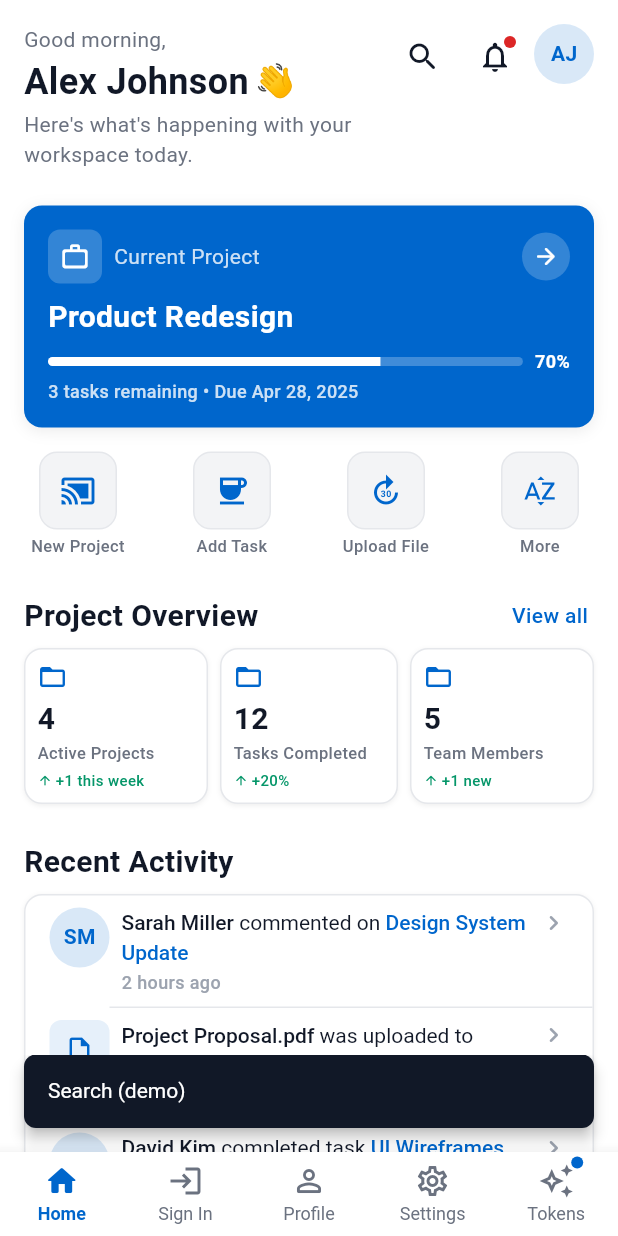
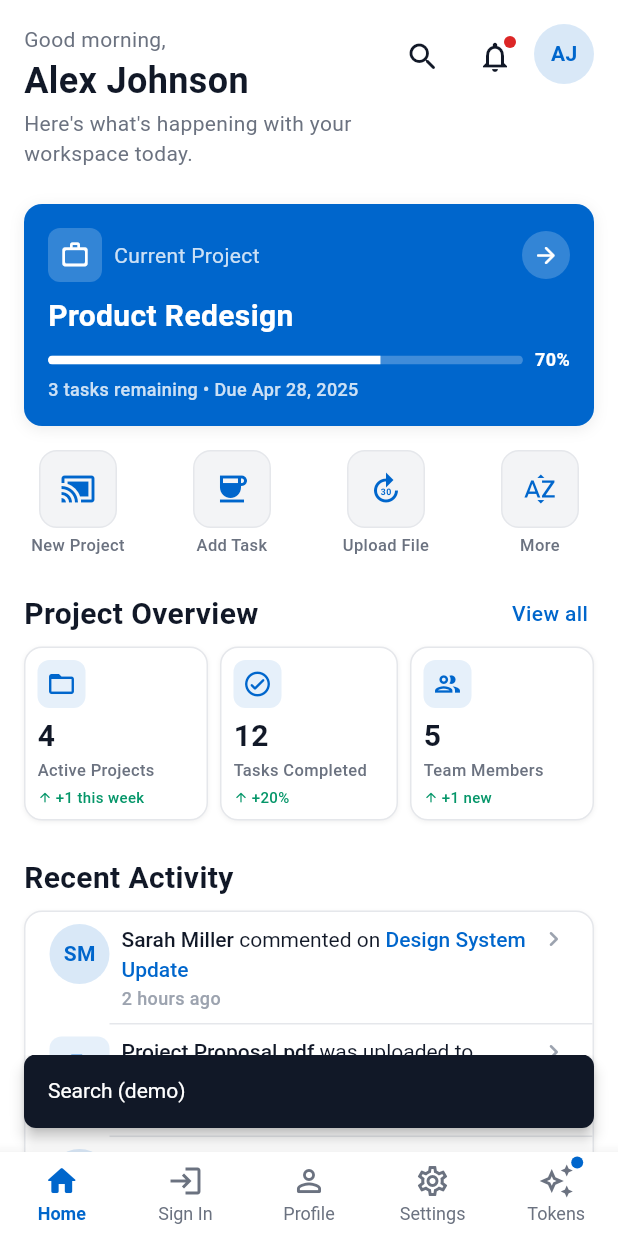
Before and after one commit to turab202/flutter_ui_template, a Flutter app: the screen it shows after launch, after a tap on the "search" icon, on a phone screen of 412 x 824 dp. Run offline on Flutter 3.47's test engine with Material 3 defaults, Android fonts, the phone set to English and light mode, and no system bars; our stand-ins replace flutter_svg.

```diff
--- a/lib/features/samples/presentation/dashboard_screen.dart
+++ b/lib/features/samples/presentation/dashboard_screen.dart
@@ -93,7 +93,7 @@ class _DashboardHeader extends StatelessWidget {
                       ),
                     ),
                     const SizedBox(width: AppSpacing.xxs),
-                    const Text('👋', style: TextStyle(fontSize: 22)),
+
                   ],
                 ),
                 const SizedBox(height: 2),
@@ -418,8 +418,17 @@ class _StatCard extends StatelessWidget {
   const _StatCard({required this.stat});
   final DashboardStat stat;
 
+  static const _icons = [
+    Icons.folder_open_outlined,
+    Icons.check_circle_outline_rounded,
+    Icons.group_outlined,
+  ];
+
   @override
   Widget build(BuildContext context) {
+    // Determine icon by position in the stats list
+    final idx = SampleData.stats.indexOf(stat).clamp(0, _icons.length - 1);
+
     return Container(
       padding: const EdgeInsets.all(AppSpacing.xs),
       decoration: BoxDecoration(
@@ -431,10 +440,19 @@ class _StatCard extends StatelessWidget {
       child: Column(
         crossAxisAlignment: CrossAxisAlignment.start,
         children: [
-          Icon(
-            Icons.folder_open_outlined,
-            size: AppConstants.iconSm,
-            color: AppColors.primary,
+          // 🎨 primary-tinted icon container
+          Container(
+            width: 32,
+            height: 32,
+            decoration: BoxDecoration(
+              color: AppColors.primary.withValues(alpha: 0.10),
+              borderRadius: AppRadius.smAll,
+            ),
+            child: Icon(
+              _icons[idx],
+              size: AppConstants.iconSm,
+              color: AppColors.primary,
+            ),
           ),
           const SizedBox(height: AppSpacing.xxs),
           Text(
--- a/lib/features/samples/presentation/profile_screen.dart
+++ b/lib/features/samples/presentation/profile_screen.dart
@@ -17,8 +17,6 @@ import '../data/sample_data.dart';
 // ============================================================
 // PROFILE SCREEN
 // 🎨 PROJECT-SPECIFIC — sample content only
-// Matches reference: avatar, name, Pro Plan badge, stats row,
-// About section with list tiles, Skills chips, Edit Profile btn.
 // ============================================================
 
 class ProfileScreen extends StatelessWidget {
@@ -73,7 +71,7 @@ class _ProfileHeader extends StatelessWidget {
       ),
       child: Column(
         children: [
-          // Top bar: title + edit icon
+          // Top bar: title + edit icon (primary colour)
           Row(
             children: [
               Expanded(
@@ -95,7 +93,8 @@ class _ProfileHeader extends StatelessWidget {
                     child: Icon(
                       Icons.edit_outlined,
                       size: AppConstants.iconMd,
-                      color: AppColors.textPrimary,
+                      // 🎨 primary colour for edit icon
+                      color: AppColors.primary,
                     ),
                   ),
                 ),
@@ -104,11 +103,21 @@ class _ProfileHeader extends StatelessWidget {
           ),
           const SizedBox(height: AppSpacing.md),
 
-          // Avatar with online badge
-          AppAvatar(
+          // Avatar with online badge + subtle ring
+          Container(
+            decoration: BoxDecoration(
+              shape: BoxShape.circle,
+              border: Border.all(
+                color: AppColors.primary.withValues(alpha: 0.20),
+                width: 3,
+              ),
+            ),
+            child: AppAvatar(
               initials: SampleData.userInitials,
               size: AppAvatarSize.lg,
               semanticLabel: SampleData.userName,
+              backgroundColor: AppColors.primary.withValues(alpha: 0.12),
+              foregroundColor: AppColors.primary,
               badge: Container(
                 width: 18,
                 height: 18,
@@ -119,17 +128,12 @@ class _ProfileHeader extends StatelessWidget {
                 ),
               ),
             ),
+          ),
           const SizedBox(height: AppSpacing.xs),
 
-          // Name + Pro Plan badge
-          Row(
-            mainAxisAlignment: MainAxisAlignment.center,
-            children: [
           Text(
             SampleData.userName,
             style: AppTypography.h2.copyWith(color: AppColors.textPrimary),
-              ),
-            ],
           ),
           const SizedBox(height: AppSpacing.xxs),
           Text(
@@ -137,6 +141,7 @@ class _ProfileHeader extends StatelessWidget {
             style: AppTypography.body.copyWith(color: AppColors.textSecondary),
           ),
           const SizedBox(height: AppSpacing.xs),
+          // Pro Plan badge with warm gold tint
           const AppBadge(
             label: '👑  Pro Plan',
             variant: AppBadgeVariant.warning,
@@ -146,6 +151,7 @@ class _ProfileHeader extends StatelessWidget {
             SampleData.userBio,
             style: AppTypography.caption.copyWith(
               color: AppColors.textSecondary,
+              height: 1.5,
             ),
             textAlign: TextAlign.center,
           ),
@@ -163,7 +169,7 @@ class _StatsRow extends StatelessWidget {
   @override
   Widget build(BuildContext context) {
     return Container(
-      padding: const EdgeInsets.symmetric(vertical: AppSpacing.xs),
+      padding: const EdgeInsets.symmetric(vertical: AppSpacing.sm),
       decoration: BoxDecoration(
         color: AppColors.background,
         borderRadius: AppRadius.mdAll,
@@ -224,7 +230,7 @@ class _StatCell extends StatelessWidget {
 }
 
 // ============================================================
-// ABOUT SECTION — list tiles with chevrons
+// ABOUT SECTION
 // ============================================================
 
 class _AboutSection extends StatelessWidget {
@@ -306,7 +312,20 @@ class _AboutRow extends StatelessWidget {
           ),
           child: Row(
             children: [
-              Icon(icon, size: AppConstants.iconSm, color: AppColors.textSecondary),
+              // 🎨 primary-tinted icon container
+              Container(
+                width: 36,
+                height: 36,
+                decoration: BoxDecoration(
+                  color: AppColors.primary.withValues(alpha: 0.08),
+                  borderRadius: AppRadius.smAll,
+                ),
+                child: Icon(
+                  icon,
+                  size: AppConstants.iconSm,
+                  color: AppColors.primary,
+                ),
+              ),
               const SizedBox(width: AppSpacing.xs),
               Expanded(
                 child: Column(
@@ -369,10 +388,7 @@ class _SkillsSection extends StatelessWidget {
             runSpacing: AppSpacing.xxs,
             children: SampleData.skills
                 .map(
-                  (s) => AppBadge(
-                    label: s,
-                    variant: AppBadgeVariant.primary,
-                  ),
+                  (s) => AppBadge(label: s, variant: AppBadgeVariant.primary),
                 )
                 .toList(),
           ),
--- a/lib/features/samples/presentation/settings_screen.dart
+++ b/lib/features/samples/presentation/settings_screen.dart
@@ -13,9 +13,6 @@ import '../../../core/widgets/app_snackbar.dart';
 // ============================================================
 // SETTINGS SCREEN
 // 🎨 PROJECT-SPECIFIC — sample content only
-// Matches reference: title + subtitle header, grouped sections
-// (Appearance, Notifications, Account, Privacy & Security)
-// with toggle rows and navigate rows.
 // ============================================================
 
 class SettingsScreen extends StatefulWidget {
@@ -53,7 +50,6 @@ class _SettingsScreenState extends State<SettingsScreen> {
         child: ListView(
           padding: const EdgeInsets.only(bottom: AppSpacing.xl),
           children: [
-            // ── Header ──────────────────────────────────────
             _SettingsHeader(),
 
             // ── Appearance ──────────────────────────────────
@@ -90,7 +86,8 @@ class _SettingsScreenState extends State<SettingsScreen> {
                 _ToggleRow(
                   icon: Icons.notifications_outlined,
                   label: 'Push Notifications',
-                  subtitle: 'Get notified about project updates,\ntasks and team activity',
+                  subtitle:
+                      'Get notified about project updates,\ntasks and team activity',
                   value: _get('Push Notifications'),
                   onChanged: (v) => _set('Push Notifications', v),
                 ),
@@ -131,7 +128,7 @@ class _SettingsScreenState extends State<SettingsScreen> {
                 ),
                 const AppDivider(indent: AppSpacing.xl + AppSpacing.sm),
                 _NavRow(
-                  icon: Icons.g_mobiledata_rounded,
+                  icon: Icons.link_rounded,
                   label: 'Connected Accounts',
                   subtitle: 'Google, Apple and more',
                   onTap: () => _navigate('Connected Accounts'),
@@ -255,6 +252,29 @@ class _SettingsGroup extends StatelessWidget {
 }
 
 // ============================================================
+// ICON CONTAINER — shared primary-tinted icon badge
+// ============================================================
+
+class _IconBadge extends StatelessWidget {
+  const _IconBadge({required this.icon});
+  final IconData icon;
+
+  @override
+  Widget build(BuildContext context) {
+    return Container(
+      width: 36,
+      height: 36,
+      decoration: BoxDecoration(
+        // 🎨 primary-tinted background, primary icon colour
+        color: AppColors.primary.withValues(alpha: 0.08),
+        borderRadius: AppRadius.smAll,
+      ),
+      child: Icon(icon, size: AppConstants.iconSm, color: AppColors.primary),
+    );
+  }
+}
+
+// ============================================================
 // TOGGLE ROW
 // ============================================================
 
@@ -288,11 +308,7 @@ class _ToggleRow extends StatelessWidget {
           children: [
             Padding(
               padding: const EdgeInsets.only(top: 2),
-              child: Icon(
-                icon,
-                size: AppConstants.iconSm,
-                color: AppColors.textSecondary,
-              ),
+              child: _IconBadge(icon: icon),
             ),
             const SizedBox(width: AppSpacing.xs),
             Expanded(
@@ -369,11 +385,7 @@ class _NavRow extends StatelessWidget {
           child: Row(
             crossAxisAlignment: CrossAxisAlignment.center,
             children: [
-              Icon(
-                icon,
-                size: AppConstants.iconSm,
-                color: AppColors.textSecondary,
-              ),
+              _IconBadge(icon: icon),
               const SizedBox(width: AppSpacing.xs),
               Expanded(
                 child: Column(
--- a/lib/features/samples/presentation/sign_in_screen.dart
+++ b/lib/features/samples/presentation/sign_in_screen.dart
@@ -1,5 +1,6 @@
 import 'package:flutter/gestures.dart';
 import 'package:flutter/material.dart';
+import 'package:flutter_svg/flutter_svg.dart';
 
 import '../../../core/responsive/responsive.dart';
 import '../../../core/theme/app_colors.dart';
@@ -14,9 +15,6 @@ import '../../../core/widgets/app_text_field.dart';
 // ============================================================
 // SIGN IN SCREEN
 // 🎨 PROJECT-SPECIFIC — sample content only
-// Matches reference: WorkSpace logo, "Welcome back" heading,
-// email + password fields with labels, remember me + forgot,
-// sign-in button, social buttons, create account, terms.
 // ============================================================
 
 class SignInScreen extends StatefulWidget {
@@ -134,9 +132,7 @@ class _SignInScreenState extends State<SignInScreen>
     );
 
     return SafeArea(
-      child: isTablet
-          ? _tabletLayout(content)
-          : _mobileLayout(content),
+      child: isTablet ? _tabletLayout(content) : _mobileLayout(content),
     );
   }
 
@@ -221,15 +217,12 @@ class _SignInForm extends StatelessWidget {
     return Column(
       crossAxisAlignment: CrossAxisAlignment.stretch,
       children: [
-        // ── Logo ─────────────────────────────────────────────
         const _WorkSpaceLogo(),
         const SizedBox(height: AppSpacing.lg),
 
-        // ── Heading ──────────────────────────────────────────
         Text(
           'Welcome back',
           style: AppTypography.h1.copyWith(color: AppColors.textPrimary),
-          textAlign: TextAlign.left,
         ),
         const SizedBox(height: AppSpacing.xxs),
         Text(
@@ -238,7 +231,7 @@ class _SignInForm extends StatelessWidget {
         ),
         const SizedBox(height: AppSpacing.md),
 
-        // ── Email ─────────────────────────────────────────────
+        // ── Email ──────────────────────────────────────────
         Text(
           'Email address',
           style: AppTypography.caption.copyWith(
@@ -252,7 +245,8 @@ class _SignInForm extends StatelessWidget {
           focusNode: emailFocus,
           hint: 'alex.johnson@company.com',
           errorText: emailError,
-          prefixIcon: const Icon(Icons.mail_outline_rounded),
+          // 🎨 primary-coloured icon
+          prefixIcon: const Icon(Icons.mail_outline_rounded, color: AppColors.primary),
           keyboardType: TextInputType.emailAddress,
           textInputAction: TextInputAction.next,
           onSubmitted: (_) => passwordFocus.requestFocus(),
@@ -260,7 +254,7 @@ class _SignInForm extends StatelessWidget {
         ),
         const SizedBox(height: AppSpacing.xs),
 
-        // ── Password ──────────────────────────────────────────
+        // ── Password ───────────────────────────────────────
         Text(
           'Password',
           style: AppTypography.caption.copyWith(
@@ -274,7 +268,8 @@ class _SignInForm extends StatelessWidget {
           focusNode: passwordFocus,
           hint: 'Enter your password',
           errorText: passwordError,
-          prefixIcon: const Icon(Icons.lock_outline_rounded),
+          // 🎨 primary-coloured icon
+          prefixIcon: const Icon(Icons.lock_outline_rounded, color: AppColors.primary),
           obscureText: !showPassword,
           textInputAction: TextInputAction.done,
           onSubmitted: (_) => onSignIn(),
@@ -283,7 +278,8 @@ class _SignInForm extends StatelessWidget {
               showPassword
                   ? Icons.visibility_outlined
                   : Icons.visibility_off_outlined,
-              color: AppColors.textSecondary,
+              // 🎨 primary-coloured visibility toggle
+              color: AppColors.primary,
             ),
             onPressed: onTogglePassword,
             tooltip: showPassword ? 'Hide password' : 'Show password',
@@ -291,7 +287,7 @@ class _SignInForm extends StatelessWidget {
           semanticLabel: 'Password',
         ),
 
-        // ── Remember me + Forgot ──────────────────────────────
+        // ── Remember me + Forgot ───────────────────────────
         const SizedBox(height: AppSpacing.xs),
         Row(
           children: [
@@ -338,7 +334,7 @@ class _SignInForm extends StatelessWidget {
           ],
         ),
 
-        // ── Sign In button ────────────────────────────────────
+        // ── Sign In button ─────────────────────────────────
         const SizedBox(height: AppSpacing.xs),
         AppButton(
           label: 'Sign In',
@@ -347,12 +343,12 @@ class _SignInForm extends StatelessWidget {
           semanticLabel: 'Sign in to your account',
         ),
 
-        // ── OR divider ────────────────────────────────────────
+        // ── OR divider ─────────────────────────────────────
         const SizedBox(height: AppSpacing.sm),
         const _OrDivider(),
         const SizedBox(height: AppSpacing.sm),
 
-        // ── Social buttons ────────────────────────────────────
+        // ── Social buttons ─────────────────────────────────
         _SocialButton(
           icon: const _GoogleIcon(),
           label: 'Continue with Google',
@@ -365,7 +361,7 @@ class _SignInForm extends StatelessWidget {
           onTap: () => onSocialTap('Apple'),
         ),
 
-        // ── Create account ────────────────────────────────────
+        // ── Create account ─────────────────────────────────
         const SizedBox(height: AppSpacing.sm),
         Row(
           mainAxisAlignment: MainAxisAlignment.center,
@@ -393,7 +389,7 @@ class _SignInForm extends StatelessWidget {
           ],
         ),
 
-        // ── Terms ─────────────────────────────────────────────
+        // ── Terms ──────────────────────────────────────────
         const SizedBox(height: AppSpacing.sm),
         _TermsText(onTermsTap: onTermsTap, onPrivacyTap: onPrivacyTap),
       ],
@@ -426,11 +422,7 @@ class _WorkSpaceLogo extends StatelessWidget {
               ),
             ],
           ),
-          child: const Icon(
-            Icons.bolt_rounded,
-            color: Colors.white,
-            size: 40,
-          ),
+          child: const Icon(Icons.bolt_rounded, color: Colors.white, size: 40),
         ),
         const SizedBox(height: AppSpacing.xs),
         Text(
@@ -484,12 +476,13 @@ class _SocialButton extends StatelessWidget {
             child: Row(
               mainAxisAlignment: MainAxisAlignment.center,
               children: [
-                SizedBox(width: 22, height: 22, child: icon),
+                SizedBox(width: 32, height: 32, child: icon),
                 const SizedBox(width: AppSpacing.xs),
                 Text(
                   label,
                   style: AppTypography.bodyMedium.copyWith(
                     color: AppColors.textPrimary,
+                    fontWeight: FontWeight.w600,
                   ),
                 ),
               ],
@@ -519,9 +512,7 @@ class _OrDivider extends StatelessWidget {
           padding: const EdgeInsets.symmetric(horizontal: AppSpacing.sm),
           child: Text(
             'or continue with',
-            style: AppTypography.caption.copyWith(
-              color: AppColors.textDisabled,
-            ),
+            style: AppTypography.caption.copyWith(color: AppColors.textDisabled),
           ),
         ),
         const Expanded(
@@ -533,7 +524,7 @@ class _OrDivider extends StatelessWidget {
 }
 
 // ============================================================
-// GOOGLE ICON — custom painted
+// GOOGLE ICON — polished brand badge with layered depth
 // ============================================================
 
 class _GoogleIcon extends StatelessWidget {
@@ -541,49 +532,15 @@ class _GoogleIcon extends StatelessWidget {
 
   @override
   Widget build(BuildContext context) {
-    return CustomPaint(size: const Size(20, 20), painter: _GooglePainter());
-  }
-}
-
-class _GooglePainter extends CustomPainter {
-  @override
-  void paint(Canvas canvas, Size size) {
-    final cx = size.width / 2;
-    final cy = size.height / 2;
-    final r = size.width / 2 - 1;
-    final sw = size.width * 0.18;
-
-    void arc(double start, double sweep, Color color) {
-      canvas.drawArc(
-        Rect.fromCircle(center: Offset(cx, cy), radius: r - sw / 2),
-        start,
-        sweep,
-        false,
-        Paint()
-          ..color = color
-          ..style = PaintingStyle.stroke
-          ..strokeWidth = sw
-          ..strokeCap = StrokeCap.butt,
-      );
-    }
-
-    arc(-0.52, 1.70, const Color(0xFF4285F4));
-    arc(3.14 - 0.15, 1.30, const Color(0xFFEA4335));
-    arc(4.45, 1.20, const Color(0xFFFBBC05));
-    arc(5.65, 0.89, const Color(0xFF34A853));
-
-    canvas.drawLine(
-      Offset(cx, cy),
-      Offset(cx + r, cy),
-      Paint()
-        ..color = Colors.white
-        ..strokeWidth = sw
-        ..strokeCap = StrokeCap.butt,
+    return Center(
+      child: SvgPicture.asset(
+        'assets/icons/google_logo.svg',
+        width: 22,
+        height: 22,
+        fit: BoxFit.contain,
+      ),
     );
   }
-
-  @override
-  bool shouldRepaint(covariant CustomPainter oldDelegate) => false;
 }
 
 // ============================================================
--- a/pubspec.yaml
+++ b/pubspec.yaml
@@ -10,6 +10,7 @@ dependencies:
   flutter:
     sdk: flutter
   cupertino_icons: ^1.0.8
+  flutter_svg: ^2.2.0
 
 dev_dependencies:
   flutter_test:
@@ -18,3 +19,5 @@ dev_dependencies:
 
 flutter:
   uses-material-design: true
+  assets:
+    - assets/icons/google_logo.svg
```
Also changed, not shown: assets/icons/google_logo.svg (added), pubspec.lock. Lines whose indentation alone changed are shown as unchanged.
